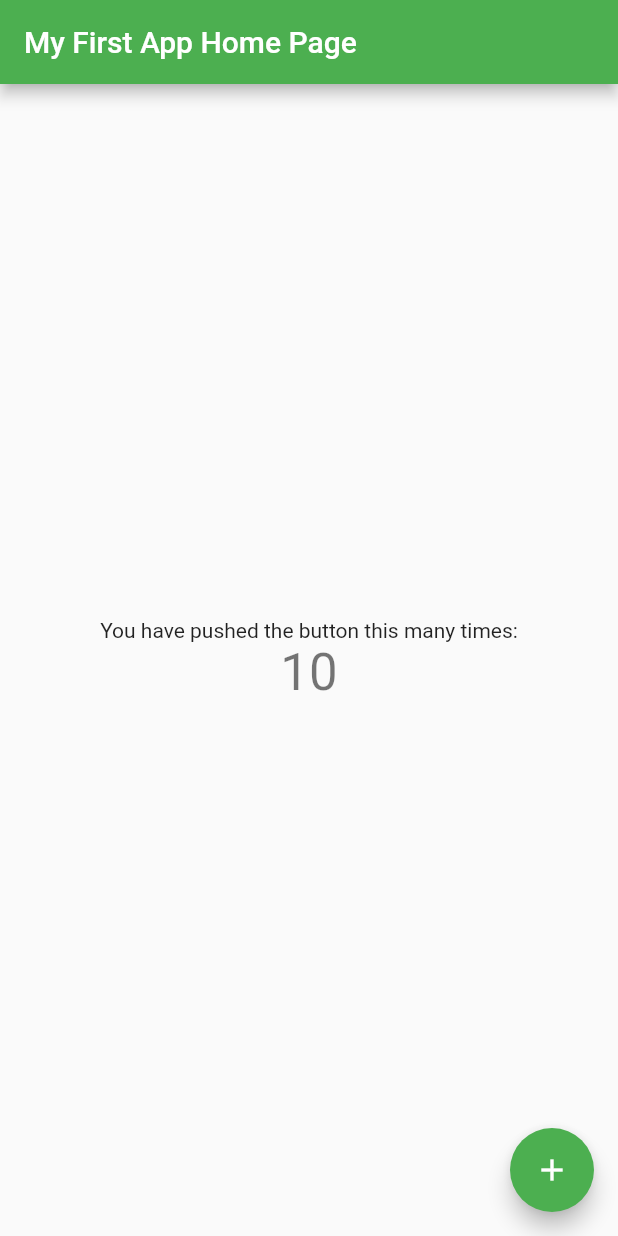
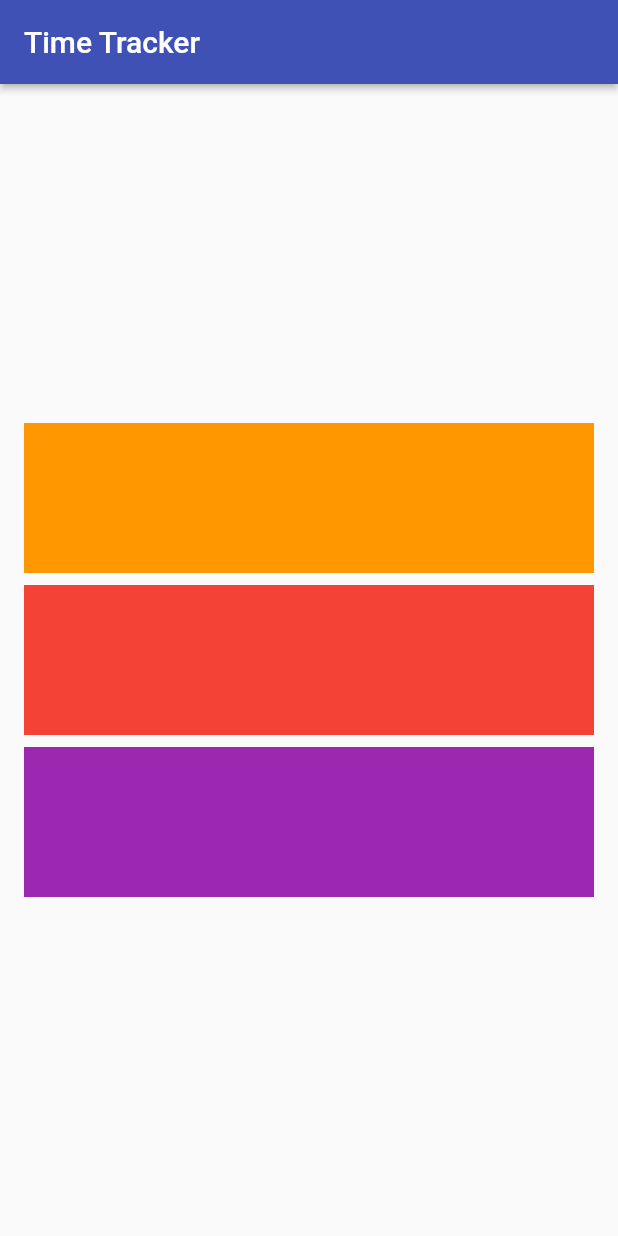
Before and after one commit to ArifLateefShah/flutter, a Flutter app: the screen it shows after launch, on a phone screen of 412 x 824 dp. Run offline on Flutter 3.47's test engine with Material 2 defaults, Android fonts, the phone set to English and light mode, and no system bars.

Commit message:
basic layout

```diff
--- /dev/null
+++ b/demo1/lib/app/sign_in/sign_in_page.dart
@@ -0,0 +1,49 @@
+import 'package:flutter/cupertino.dart';
+import 'package:flutter/material.dart';
+
+class SignInPage extends StatelessWidget {
+  const SignInPage({Key? key}) : super(key: key);
+
+  @override
+  Widget build(BuildContext context) {
+    return Scaffold(
+      appBar: AppBar(
+        title: Text('Time Tracker'),
+        elevation: 2.0,
+      ),
+      body:  _buildContent(),
+    );
+  }
+
+  Widget _buildContent() {
+    return Padding(
+      padding: EdgeInsets.all(16.0),
+      child: Column(
+        mainAxisAlignment: MainAxisAlignment.center,
+        crossAxisAlignment: CrossAxisAlignment.stretch,
+        children: <Widget>[
+          Container(
+            color: Colors.orange,
+            child: SizedBox(
+              height: 100,
+            ),
+          ),
+          SizedBox(height: 8.0,),
+          Container(
+            color: Colors.red,
+            child: SizedBox(
+              height: 100,
+            ),
+          ),
+          SizedBox(height: 8.0,),
+          Container(
+            color: Colors.purple,
+            child: SizedBox(
+              height: 100,
+            ),
+          ),
+        ],
+      ),
+    );
+  }
+}
--- a/demo1/lib/main.dart
+++ b/demo1/lib/main.dart
@@ -1,120 +1,21 @@
+import 'package:demo1/app/sign_in/sign_in_page.dart';
 import 'package:flutter/material.dart';
 
-void main() {
+void main(){
   runApp(MyApp());
 }
 
 class MyApp extends StatelessWidget {
-  // This widget is the root of your application.
+  // const MyApp({Key? key}) : super(key: key);
+
   @override
   Widget build(BuildContext context) {
     return MaterialApp(
-      title: 'Flutter Demo',
+      title: 'Time Tracker',
       theme: ThemeData(
-        // This is the theme of your application.
-        //
-        // Try running your application with "flutter run". You'll see the
-        // application has a blue toolbar. Then, without quitting the app, try
-        // changing the primarySwatch below to Colors.green and then invoke
-        // "hot reload" (press "r" in the console where you ran "flutter run",
-        // or simply save your changes to "hot reload" in a Flutter IDE).
-        // Notice that the counter didn't reset back to zero; the application
-        // is not restarted.
-        primarySwatch: Colors.green,
+        primarySwatch: Colors.indigo,
       ),
-      home: MyHomePage(title: 'My First App Home Page'),
+      home: SignInPage(),
     );
   }
 }
-
-class MyHomePage extends StatefulWidget {
-  MyHomePage({Key? key, required this.title}) : super(key: key);
-
-  // This widget is the home page of your application. It is stateful, meaning
-  // that it has a State object (defined below) that contains fields that affect
-  // how it looks.
-
-  // This class is the configuration for the state. It holds the values (in this
-  // case the title) provided by the parent (in this case the App widget) and
-  // used by the build method of the State. Fields in a Widget subclass are
-  // always marked "final".
-
-  final String title;
-
-  @override
-  _MyHomePageState createState() => _MyHomePageState();
-}
-
-class _MyHomePageState extends State<MyHomePage> {
-  int _counter = 10;
-
-  void _incrementCounter() {
-    setState(() {
-      // This call to setState tells the Flutter framework that something has
-      // changed in this State, which causes it to rerun the build method below
-      // so that the display can reflect the updated values. If we changed
-      // _counter without calling setState(), then the build method would not be
-      // called again, and so nothing would appear to happen.
-      _counter++;
-    });
-  }
-
-  void _decreamentCounter(){
-    setState(() {
-      _counter--;
-    });
-  }
-
-  @override
-  Widget build(BuildContext context) {
-    // This method is rerun every time setState is called, for instance as done
-    // by the _incrementCounter method above.
-    //
-    // The Flutter framework has been optimized to make rerunning build methods
-    // fast, so that you can just rebuild anything that needs updating rather
-    // than having to individually change instances of widgets.
-    return Scaffold(
-      appBar: AppBar(
-        // Here we take the value from the MyHomePage object that was created by
-        // the App.build method, and use it to set our appbar title.
-        title: Text(widget.title),
-      ),
-      body: Center(
-        // Center is a layout widget. It takes a single child and positions it
-        // in the middle of the parent.
-        child: Column(
-          // Column is also a layout widget. It takes a list of children and
-          // arranges them vertically. By default, it sizes itself to fit its
-          // children horizontally, and tries to be as tall as its parent.
-          //
-          // Invoke "debug painting" (press "p" in the console, choose the
-          // "Toggle Debug Paint" action from the Flutter Inspector in Android
-          // Studio, or the "Toggle Debug Paint" command in Visual Studio Code)
-          // to see the wireframe for each widget.
-          //
-          // Column has various properties to control how it sizes itself and
-          // how it positions its children. Here we use mainAxisAlignment to
-          // center the children vertically; the main axis here is the vertical
-          // axis because Columns are vertical (the cross axis would be
-          // horizontal).
-          mainAxisAlignment: MainAxisAlignment.center,
-          children: <Widget>[
-            Text(
-              'You have pushed the button this many times:',
-            ),
-            Text(
-              '$_counter',
-              style: Theme.of(context).textTheme.headline4,
-            ),
-          ],
-        ),
-      ),
-      floatingActionButton: FloatingActionButton(
-        onPressed: _incrementCounter,
-        tooltip: 'Increment',
-        child: Icon(Icons.add),
-      ), // This trailing comma makes auto-formatting nicer for build methods
-
-    );
-  }
-}
```
